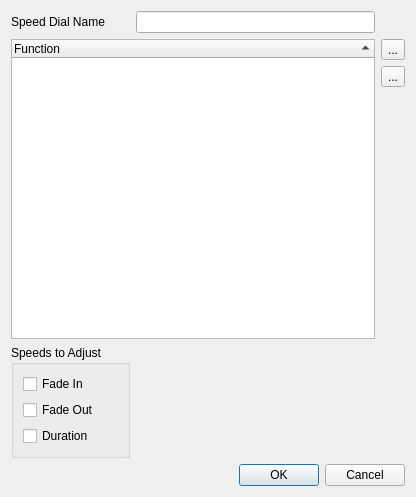
Qt form trunk/ui/src/vcspeeddialproperties.ui (Bondzio/qlc) before a commit.
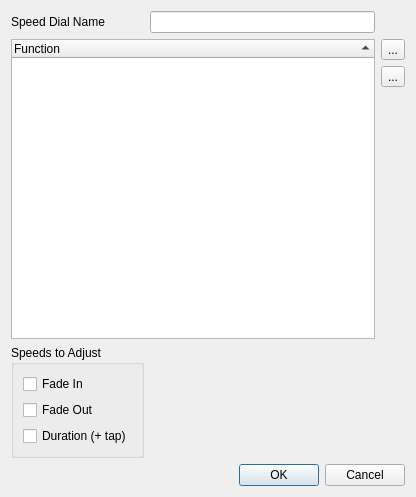
The same form after that commit. Icons and pictures are not drawn.

```diff
--- a/trunk/ui/src/vcspeeddialproperties.ui
+++ b/trunk/ui/src/vcspeeddialproperties.ui
@@ -149,7 +149,7 @@
          <string>Adjust selected functions' duration</string>
         </property>
         <property name="text">
-         <string>Duration</string>
+         <string>Duration (+ tap)</string>
         </property>
        </widget>
       </item>
```
